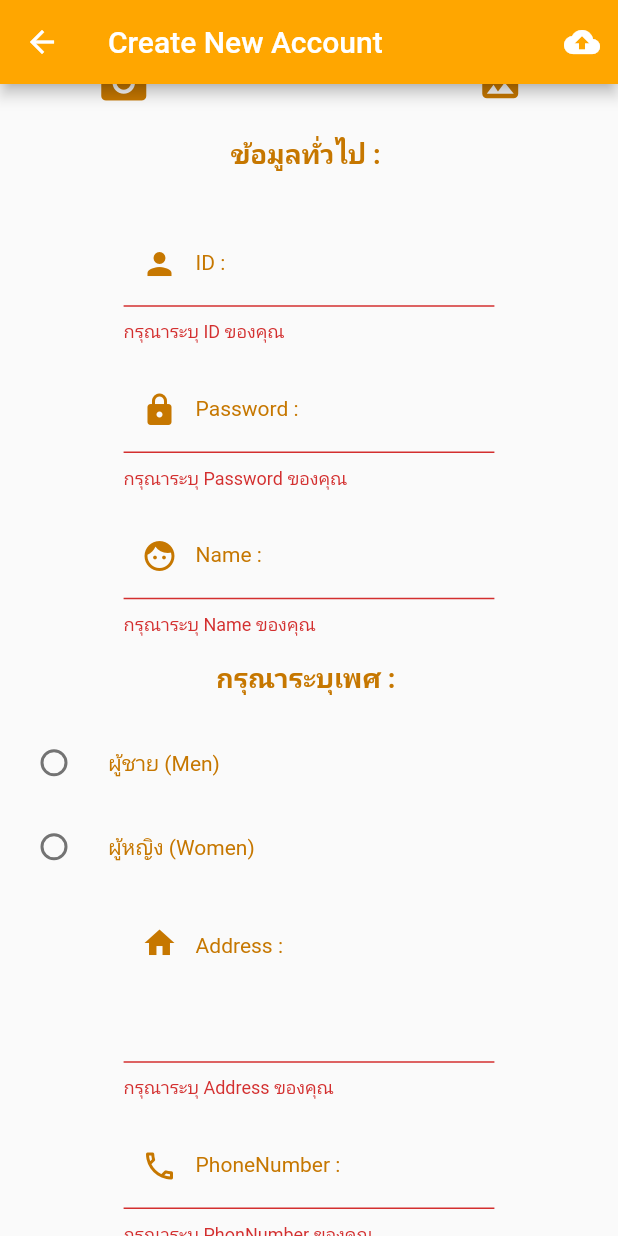
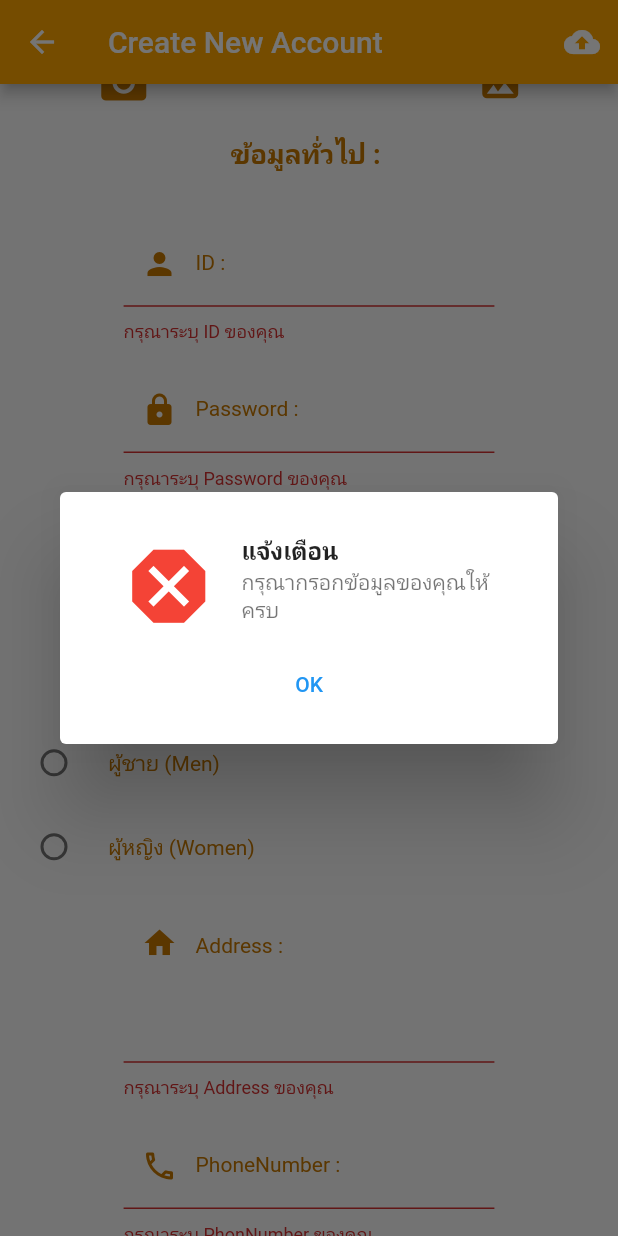
Before and after one commit to Pichais/project_flutter, a Flutter app: the Create screen opened by its route, scrolled down 296 dp, after a tap on the "cloud upload" icon, on a phone screen of 412 x 824 dp. Run offline on Flutter 3.47's test engine with Material 2 defaults, Android fonts, the phone set to English and light mode, and no system bars; our stand-ins replace image_picker.

Commit message:
Uadate_add_firebease

```diff
--- a/lib/states/create.dart
+++ b/lib/states/create.dart
@@ -2,6 +2,7 @@ import 'dart:io';
 
 import 'package:flutter/material.dart';
 import 'package:image_picker/image_picker.dart';
+import 'package:project_flutter/utillity/dialog.dart';
 import 'package:project_flutter/utillity/my_constant.dart';
 import 'package:project_flutter/widgets/show_image.dart';
 import 'package:project_flutter/widgets/show_title.dart';
@@ -17,6 +18,7 @@ class _CreateState extends State<Create> {
   String? typegender;
   File? file;
   final formKey = GlobalKey<FormState>();
+  String? id, password, name, address, phone;
 
   Row buildName(double size) {
     return Row(
@@ -26,6 +28,7 @@ class _CreateState extends State<Create> {
           margin: EdgeInsets.only(top: 16),
           width: size * 0.6,
           child: TextFormField(
+            onChanged: (value) => name = value.trim(),
             validator: (value) {
               if (value!.isEmpty) {
                 return 'กรุณาระบุ Name ของคุณ';
@@ -59,6 +62,7 @@ class _CreateState extends State<Create> {
           margin: EdgeInsets.only(top: 16),
           width: size * 0.6,
           child: TextFormField(
+            onChanged: (value) => address = value,
             validator: (value) {
               if (value!.isEmpty) {
                 return 'กรุณาระบุ Address ของคุณ';
@@ -95,7 +99,9 @@ class _CreateState extends State<Create> {
         Container(
           margin: EdgeInsets.only(top: 16),
           width: size * 0.6,
-          child: TextFormField(keyboardType: TextInputType.phone,
+          child: TextFormField(
+            onChanged: (value) => phone = value.trim(),
+            keyboardType: TextInputType.phone,
             validator: (value) {
               if (value!.isEmpty) {
                 return 'กรุณาระบุ PhonNumber ของคุณ';
@@ -222,6 +228,7 @@ class _CreateState extends State<Create> {
           margin: EdgeInsets.only(top: 16),
           width: size * 0.6,
           child: TextFormField(
+            onChanged: (value) => id = value.trim(),
             validator: (value) {
               if (value!.isEmpty) {
                 return 'กรุณาระบุ ID ของคุณ';
@@ -255,6 +262,7 @@ class _CreateState extends State<Create> {
           margin: EdgeInsets.only(top: 16),
           width: size * 0.6,
           child: TextFormField(
+            onChanged: (value) => password = value.trim(),
             validator: (value) {
               if (value!.isEmpty) {
                 return 'กรุณาระบุ Password ของคุณ';
@@ -322,15 +330,19 @@ class _CreateState extends State<Create> {
 
   IconButton buildCreateNewAccount() {
     return IconButton(
-          onPressed: () {
-            if (formKey.currentState!.validate()) {}
-          },
-          icon: Icon(Icons.cloud_upload),
-        );
+      onPressed: () {
+        if (formKey.currentState!.validate()) {
+          print(
+              'ID = $id,Password = $password ,Name = $name, Address = $address,Phone = $phone, Gender = $typegender');
+        } else {
+          normalDialog(context, 'กรุณากรอกข้อมูลของคุณให้ครบ');
+        }
+      },
+      icon: Icon(Icons.cloud_upload),
+    );
   }
 
-
-   Row buildCreateAcc(double size) {
+  Row buildCreateAcc(double size) {
     return Row(
       mainAxisAlignment: MainAxisAlignment.center,
       children: [
@@ -348,5 +360,4 @@ class _CreateState extends State<Create> {
       ],
     );
   }
-
 }
--- /dev/null
+++ b/lib/utillity/dialog.dart
@@ -0,0 +1,27 @@
+import 'package:flutter/material.dart';
+
+Future<Null> normalDialog(BuildContext context, String string) async {
+  showDialog(
+    context: context,
+    builder: (context) => SimpleDialog(
+      title: ListTile(
+        leading: Icon(
+          Icons.dangerous,
+          color: Colors.red,
+          size: 65,
+        ),
+        title: Text(
+          'แจ้งเตือน',
+          style: TextStyle(fontWeight: FontWeight.bold),
+        ),
+        subtitle: Text(string),
+      ),
+      children: [
+        TextButton(
+          onPressed: () => Navigator.pop(context),
+          child: Text('OK'),
+        )
+      ],
+    ),
+  );
+}
--- a/pubspec.yaml
+++ b/pubspec.yaml
@@ -36,6 +36,7 @@ dependencies:
   cupertino_icons: ^1.0.2
   image_picker: ^0.8.4+4
   flutter_launcher_icons: ^0.9.2
+  firebase_core: ^1.10.6
 
 
 flutter_icons:
```
Also changed, not shown: lib/utillity/my_constant.dart (line endings or trailing spaces), pubspec.lock, 3 other files.
